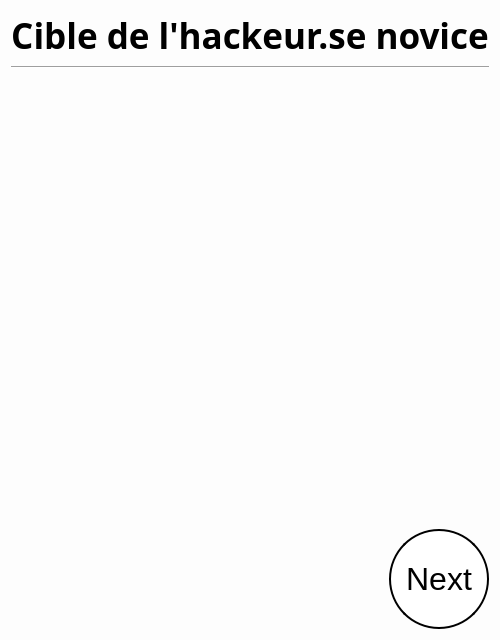
First picture: the form in SporzOBC-WAL/code/resources/Phases/Night/NoviceHacker/target.ui, repository Eben-Epi/SporzOBC, before the edit.
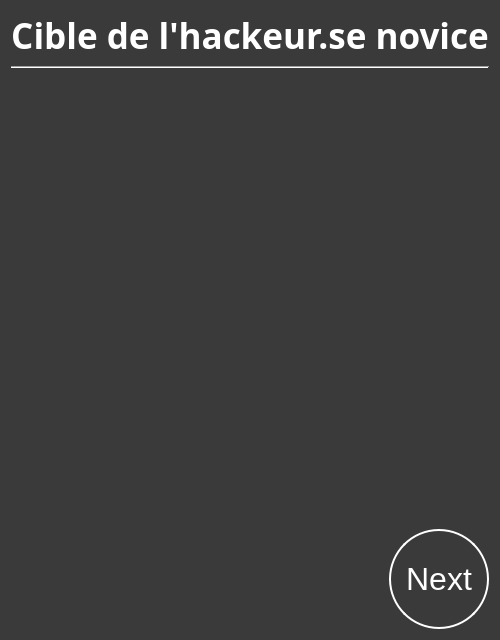
Second picture: the form after the edit.

Commit message: UPD Night Phases are displayed with dark background UPD Mutant Turn and Evening Bed Time View ADD useful fetch infos from game logic methods

The edit to the form file:
```diff
--- a/SporzOBC-WAL/code/resources/Phases/Night/NoviceHacker/target.ui
+++ b/SporzOBC-WAL/code/resources/Phases/Night/NoviceHacker/target.ui
@@ -15,14 +15,19 @@
   </property>
   <property name="styleSheet">
    <string notr="true">#NoviceHackerTarget {
-    background-color: rgb(253, 253, 253);
+    background-color: rgb(58, 58, 58);;
     }
 
+QLabel {
+	color:white;
+}
+
 QPushButton  {
-    border: 2px solid black;
-    background-color: white;
+    border: 2px solid white;
+    background-color: rgb(58, 58, 58);
     padding: 10px 10px;
     font-size: 32px;
+	color:white;
     border-radius: 50px;
 }</string>
   </property>
```
The commit also changes 37 other files.
